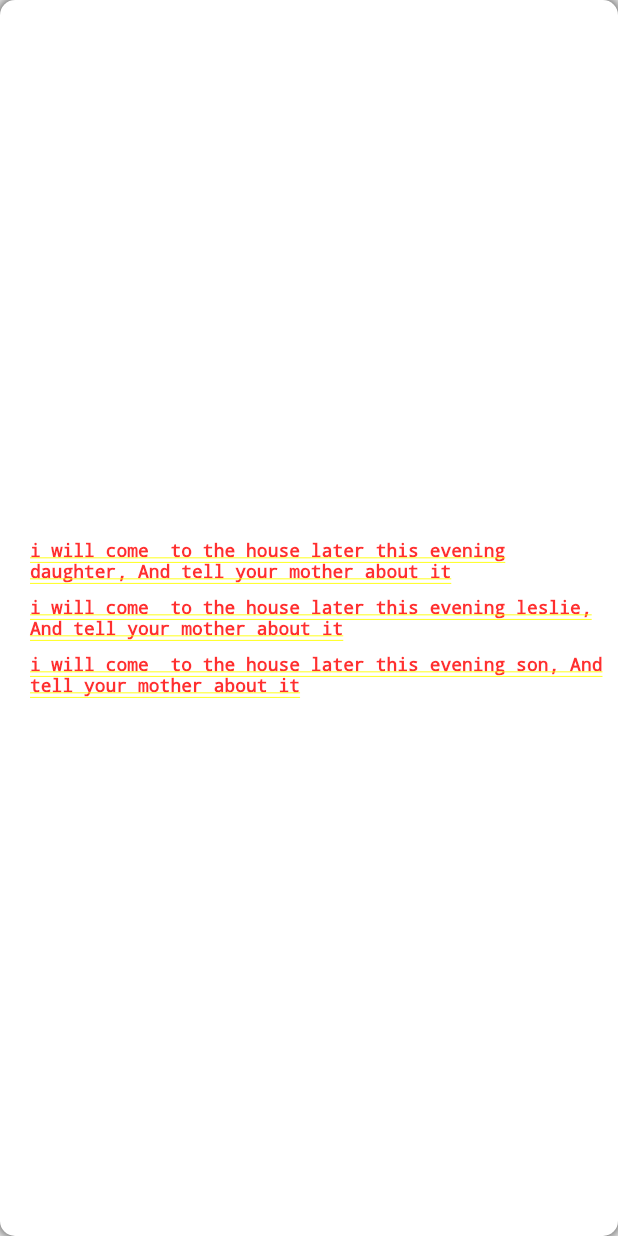
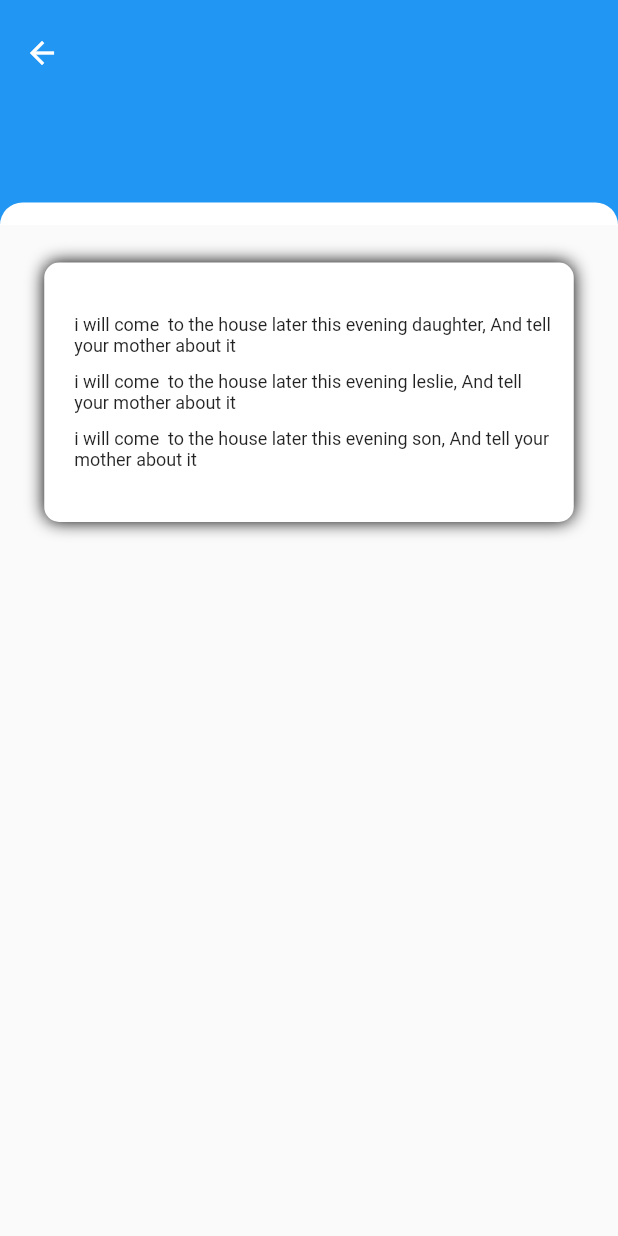
Before and after one commit to leslly/my_first_flutter, a Flutter app: the screen it shows after launch, after a tap on "Sign in", on a phone screen of 412 x 824 dp. Run offline on Flutter 3.47's test engine with Material 2 defaults, Android fonts, the phone set to English and light mode, and no system bars; our stand-ins replace flutter_svg, get, hexcolor.

Commit message:
Modification and refactoring of dream_global_bg.dart

```diff
--- a/lib/views/login_view.dart
+++ b/lib/views/login_view.dart
@@ -1,6 +1,7 @@
 import 'package:flutter/material.dart';
 import 'package:my_first_flutter/utils/global_colours.dart';
 import 'package:my_first_flutter/views/widgets/button_global.dart';
+import 'package:my_first_flutter/views/widgets/dream_global/dream_global_bg.dart';
 import 'package:my_first_flutter/views/widgets/social_login.dart';
 import 'package:my_first_flutter/views/widgets/text_form_global.dart';
 
--- a/lib/views/widgets/button_global.dart
+++ b/lib/views/widgets/button_global.dart
@@ -2,6 +2,8 @@
 import 'package:my_first_flutter/utils/global_colours.dart';
 import 'package:my_first_flutter/home/home_page.dart';
 import 'package:my_first_flutter/views/widgets/dream_global_button.dart';
+
+import 'dream_global/dream_global_bg.dart';
 
 
 class ButtonGlobal extends StatelessWidget {
@@ -12,7 +14,7 @@
     return Container(
       child: InkWell(
         onTap: () {
-          Navigator.push(context, MaterialPageRoute(builder: (context) => DreamGlobalButton()));
+          Navigator.push(context, MaterialPageRoute(builder: (context) => DreamGlobalBg()));
           // According to video, ' this ' keyword is added when you hover
           // over print but i get something different
         },
--- /dev/null
+++ b/lib/views/widgets/dream_global/dream_global_bg.dart
@@ -0,0 +1,59 @@
+import 'package:flutter/cupertino.dart';
+import 'package:flutter/material.dart';
+import '../dream_global_button.dart';
+
+class DreamGlobalBg extends StatelessWidget {
+  const DreamGlobalBg({Key? key}) : super(key: key);
+
+  @override
+  Widget build(BuildContext context) {
+    return Scaffold(
+      body: CustomScrollView(
+        physics: const BouncingScrollPhysics(
+          parent: AlwaysScrollableScrollPhysics(),
+        ),
+        slivers: [
+          SliverAppBar(
+            automaticallyImplyLeading: true,
+            toolbarHeight: 70,
+            title: Row(
+              mainAxisAlignment: MainAxisAlignment.spaceBetween,
+              children: [],
+            ),
+            bottom: PreferredSize(
+              preferredSize: Size.fromHeight(20),
+              child: Container(
+                decoration: const BoxDecoration(
+                    color: Colors.white,
+                    borderRadius: BorderRadius.only(
+                        topRight: Radius.circular(20),
+                        topLeft: Radius.circular(20))),
+                child: Center(),
+                width: double.maxFinite,
+                padding: EdgeInsets.only(top: 5, bottom: 10),
+              ),
+            ),
+            pinned: true,
+            expandedHeight: 150,
+            flexibleSpace: FlexibleSpaceBar(),
+          ),
+          SliverToBoxAdapter(
+            child: Column(
+              children: [
+                const SizedBox(
+                  height: 25,
+                ),
+                Container(
+                  decoration: const BoxDecoration(
+                    color: Colors.white,
+                  ),
+                  child: DreamGlobalButton(),
+                ),
+              ],
+            ),
+          ),
+        ],
+      ),
+    );
+  }
+}
--- a/lib/views/widgets/dream_global_button.dart
+++ b/lib/views/widgets/dream_global_button.dart
@@ -14,7 +14,7 @@
       decoration: BoxDecoration(
         color: GlobalColor.white,
         borderRadius: BorderRadius.circular(10),
-        boxShadow: [
+        boxShadow: const [
           BoxShadow(
             blurRadius: 9,
           ),
@@ -25,7 +25,7 @@
           child: Column(
             crossAxisAlignment: CrossAxisAlignment.start,
             mainAxisAlignment: MainAxisAlignment.center,
-            children: [
+            children: const [
               Text(
                 "i will come  to the house later this evening daughter, And tell your mother about it",
                 maxLines: 2,
```
